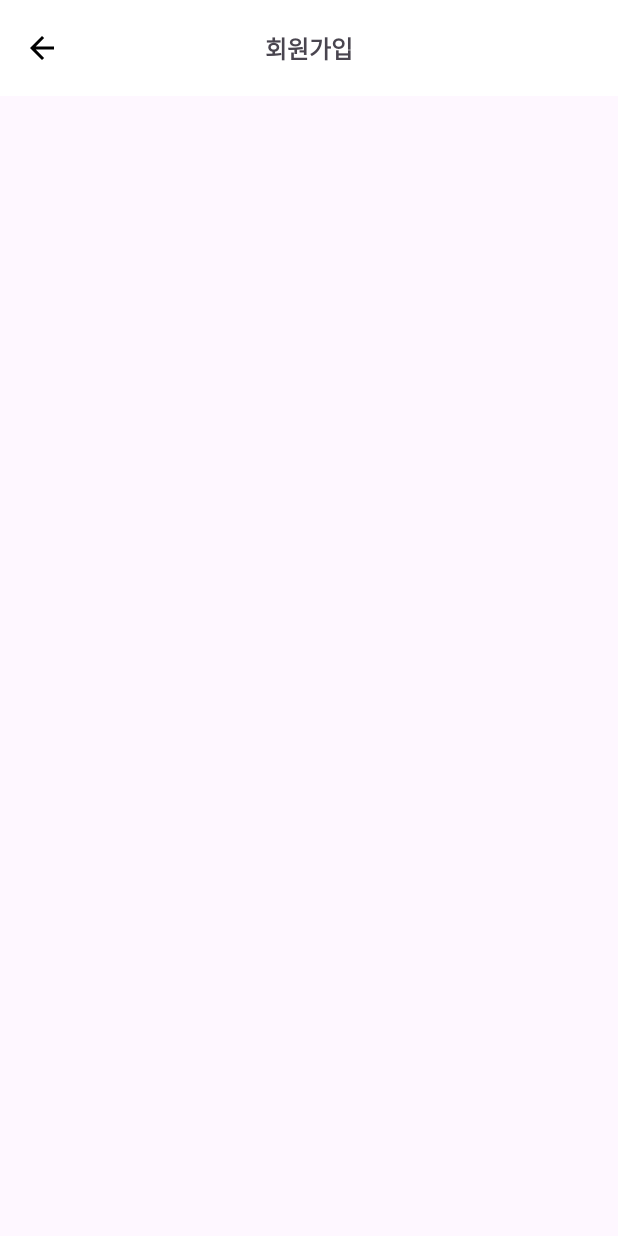
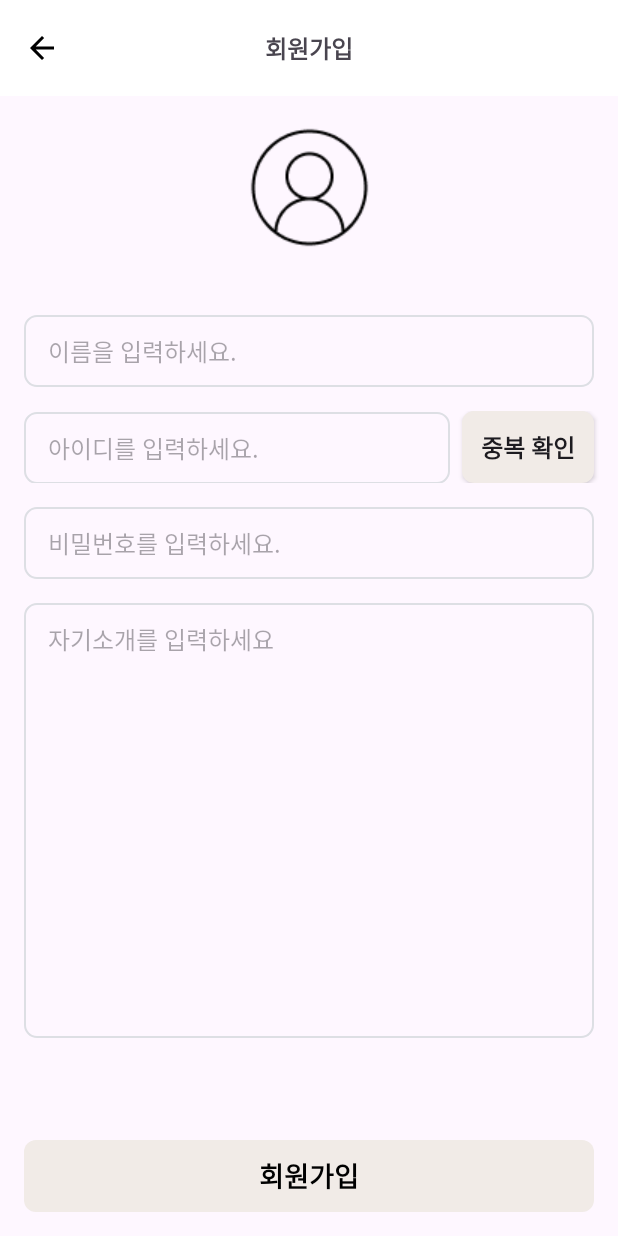
Before and after one commit to ImGaram/harmony_cafe, an Android app: the SignUpActivity screen opened directly, with no data from a screen before it, on a phone screen of 412 x 824 dp. Before the commit the screen is almost empty. Run offline under Robolectric (Android 15) with nearby library versions, the phone set to English and light mode, and no system bars.

Commit message:
추가: 회원가입 부분 ui완성

```diff
--- a/app/src/main/res/layout/activity_sign_up.xml
+++ b/app/src/main/res/layout/activity_sign_up.xml
@@ -25,4 +25,120 @@
             android:textStyle="bold"/>
     </androidx.appcompat.widget.Toolbar>
 
+    <ImageView
+        android:id="@+id/imageView"
+        android:layout_width="90dp"
+        android:layout_height="90dp"
+        android:src="@drawable/signup_person"
+        android:layout_marginTop="16dp"
+        app:layout_constraintEnd_toEndOf="parent"
+        app:layout_constraintStart_toStartOf="parent"
+        app:layout_constraintTop_toBottomOf="@+id/signup_toolbar" />
+
+    <EditText
+        android:id="@+id/signup_name"
+        android:layout_width="match_parent"
+        android:layout_height="wrap_content"
+        android:layout_marginHorizontal="16dp"
+        android:layout_marginTop="40dp"
+        android:background="@drawable/login_graybox"
+        android:ems="10"
+        android:hint="@string/signup_name"
+        android:inputType="text"
+        android:paddingVertical="12dp"
+        android:paddingStart="16dp"
+        android:textSize="16sp"
+        app:layout_constraintEnd_toEndOf="parent"
+        app:layout_constraintStart_toStartOf="parent"
+        app:layout_constraintTop_toBottomOf="@+id/imageView" />
+
+    <LinearLayout
+        android:id="@+id/signup_wrapid"
+        android:layout_width="match_parent"
+        android:layout_height="wrap_content"
+        android:orientation="horizontal"
+        android:layout_marginTop="16dp"
+        app:layout_constraintEnd_toEndOf="parent"
+        app:layout_constraintStart_toStartOf="parent"
+        app:layout_constraintTop_toBottomOf="@+id/signup_name">
+
+        <EditText
+            android:id="@+id/signup_id"
+            android:layout_width="0dp"
+            android:layout_weight="1"
+            android:layout_height="wrap_content"
+            android:layout_marginLeft="16dp"
+            android:layout_marginRight="8dp"
+            android:background="@drawable/login_graybox"
+            android:ems="10"
+            android:hint="@string/login_id"
+            android:inputType="text"
+            android:paddingVertical="12dp"
+            android:paddingStart="16dp"
+            android:textSize="16sp" />
+        <android.widget.Button
+            android:id="@+id/signup_dupbtn"
+            android:layout_width="wrap_content"
+            android:layout_height="match_parent"
+            android:layout_marginRight="16dp"
+            android:background="@drawable/login_loginbtn"
+            android:text="중복 확인"
+            android:textStyle="bold"
+            android:textSize="16sp"/>
+
+
+    </LinearLayout>
+
+    <EditText
+        android:id="@+id/signup_pw"
+        android:layout_width="match_parent"
+        android:layout_height="wrap_content"
+        android:layout_marginHorizontal="16dp"
+        android:layout_marginTop="16dp"
+        android:background="@drawable/login_graybox"
+        android:ems="10"
+        android:hint="@string/login_password"
+        android:inputType="text"
+        android:paddingVertical="12dp"
+        android:paddingStart="16dp"
+        android:textSize="16sp"
+        app:layout_constraintEnd_toEndOf="parent"
+        app:layout_constraintStart_toStartOf="parent"
+        app:layout_constraintTop_toBottomOf="@+id/signup_wrapid" />
+
+    <EditText
+        android:id="@+id/signup_introduce"
+        android:layout_width="match_parent"
+        android:layout_height="0dp"
+        android:layout_marginHorizontal="16dp"
+        android:layout_marginTop="16dp"
+        android:layout_marginBottom="68dp"
+        android:background="@drawable/login_graybox"
+        android:hint="@string/signup_introduce"
+        android:paddingVertical="12dp"
+        android:paddingStart="16dp"
+        android:textSize="16sp"
+        android:gravity="top"
+        app:layout_constraintBottom_toTopOf="@+id/signup_signupbtn"
+        app:layout_constraintEnd_toEndOf="parent"
+        app:layout_constraintStart_toStartOf="parent"
+        app:layout_constraintTop_toBottomOf="@+id/signup_pw" />
+
+    <android.widget.Button
+        android:id="@+id/signup_signupbtn"
+        android:layout_width="match_parent"
+        android:layout_height="wrap_content"
+        android:textSize="18sp"
+        android:textColor="@color/black"
+        android:textStyle="bold"
+        android:background="@drawable/login_loginbtn"
+        android:stateListAnimator="@null"
+        android:text="@string/signup_signupbtn"
+        android:layout_marginBottom="16dp"
+        android:layout_marginHorizontal="16dp"
+        app:layout_constraintBottom_toBottomOf="parent"
+        app:layout_constraintEnd_toEndOf="parent"
+        app:layout_constraintStart_toStartOf="parent" />
+
+
 </androidx.constraintlayout.widget.ConstraintLayout>
--- a/app/src/main/res/values/strings.xml
+++ b/app/src/main/res/values/strings.xml
@@ -5,4 +5,7 @@
     <string name="login_loginbtn">로그인</string>
     <string name="login_signupbtn">회원이 아니신가요?</string>
     <string name="signup_title">회원가입</string>
+    <string name="signup_name">이름을 입력하세요.</string>
+    <string name="signup_signupbtn">회원가입</string>
+    <string name="signup_introduce">자기소개를 입력하세요</string>
 </resources>
```
Also changed, not shown: app/src/main/res/drawable/signup_person.png (added).
